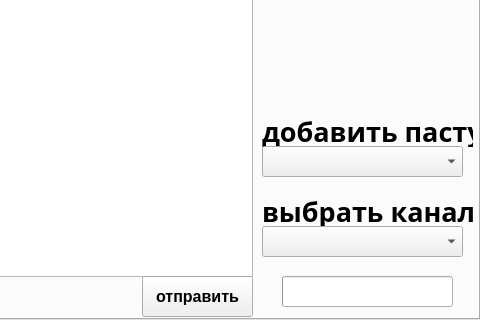
Above: widget/widget.ui from feed619/TwitchBots before the change; both pictures show x 420 to 900 and y 280 to 600 of the 900 by 600 pixel window. Below: the same form after it.
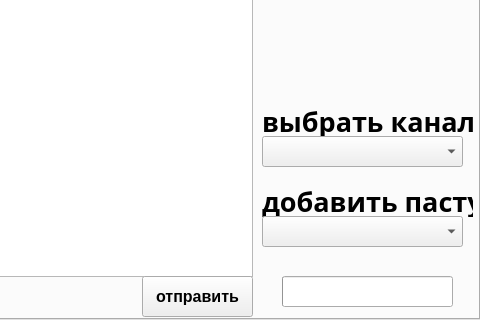
That is the form after the change. The open tabs and pages were chosen to show the change.

Patch:
```diff
--- a/widget/widget.ui
+++ b/widget/widget.ui
@@ -204,11 +204,11 @@
        <height>81</height>
       </rect>
      </property>
-     <widget class="QLabel" name="labelNameSelectChannel">
+     <widget class="QLabel" name="labelNameAddPaste">
       <property name="geometry">
        <rect>
         <x>0</x>
-        <y>10</y>
+        <y>0</y>
         <width>211</width>
         <height>31</height>
        </rect>
@@ -221,7 +221,7 @@
        </font>
       </property>
       <property name="text">
-       <string>выбрать канал</string>
+       <string>добавить пасту</string>
       </property>
       <property name="textFormat">
        <enum>Qt::AutoText</enum>
@@ -234,7 +234,7 @@
       <property name="geometry">
        <rect>
         <x>0</x>
-        <y>40</y>
+        <y>30</y>
         <width>201</width>
         <height>31</height>
        </rect>
@@ -305,11 +305,11 @@
        <height>81</height>
       </rect>
      </property>
-     <widget class="QLabel" name="labelNameAddPaste">
+     <widget class="QLabel" name="labelNameSelectChannel">
       <property name="geometry">
        <rect>
         <x>0</x>
-        <y>10</y>
+        <y>0</y>
         <width>211</width>
         <height>31</height>
        </rect>
@@ -322,7 +322,7 @@
        </font>
       </property>
       <property name="text">
-       <string>добавить пасту</string>
+       <string>выбрать канал</string>
       </property>
       <property name="textFormat">
        <enum>Qt::AutoText</enum>
@@ -335,7 +335,7 @@
       <property name="geometry">
        <rect>
         <x>0</x>
-        <y>40</y>
+        <y>30</y>
         <width>201</width>
         <height>31</height>
        </rect>
```
Left out of the diff: 8 changed lines with no effect on the pictures.
